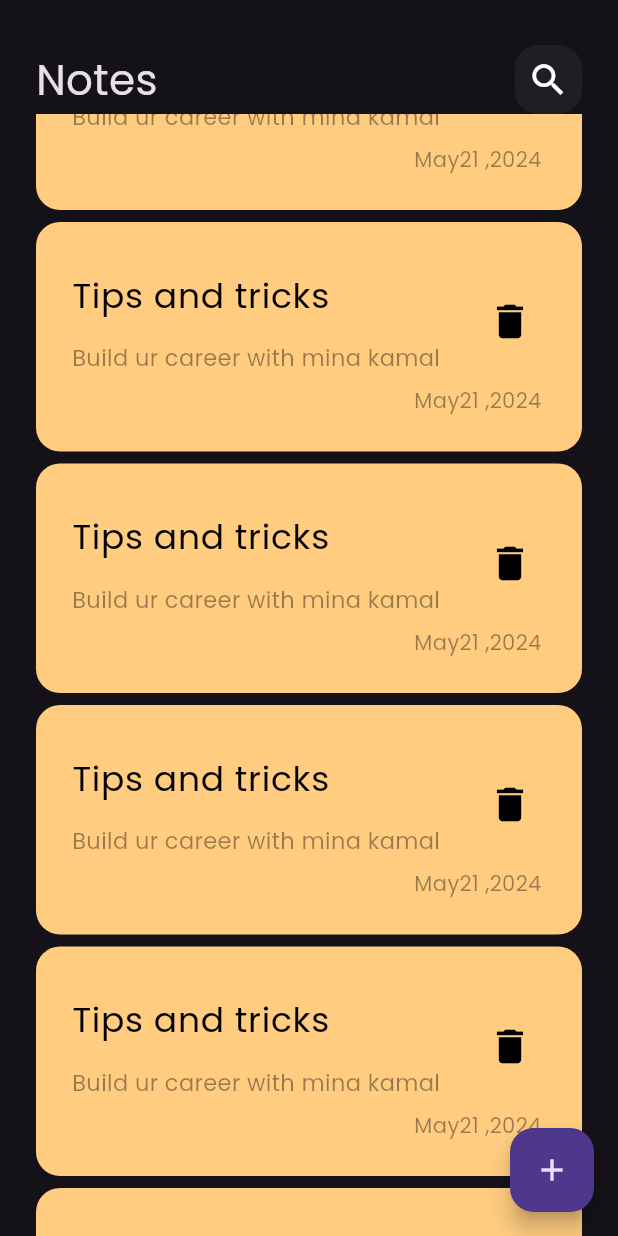
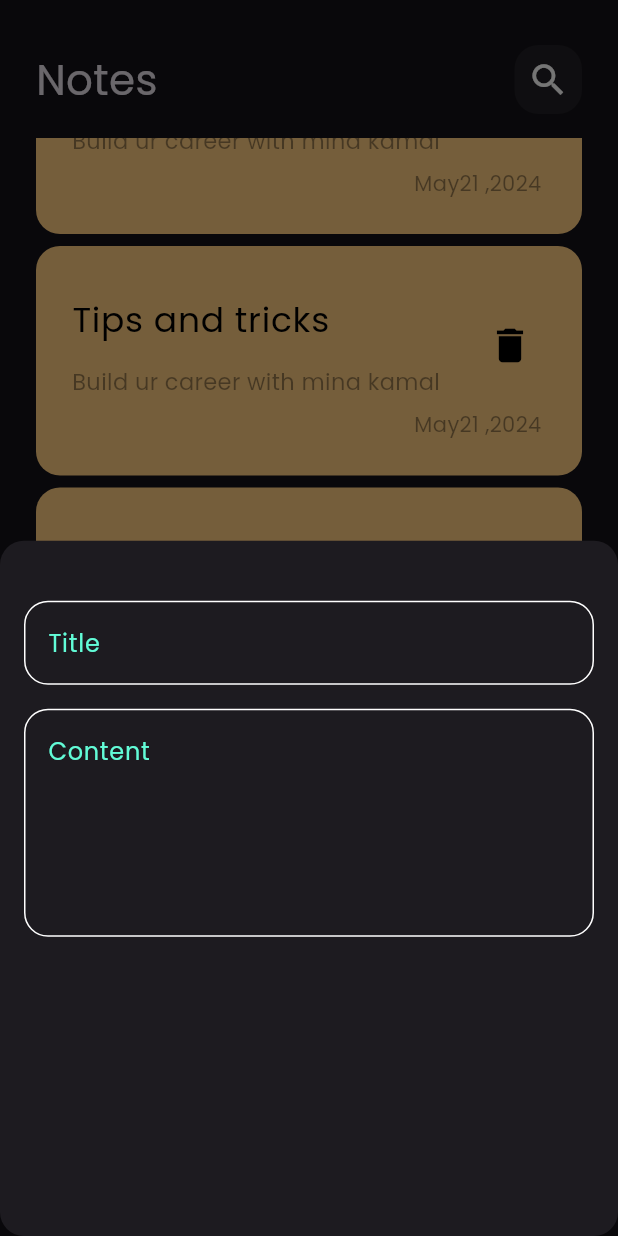
Before and after one commit to minaakamall/Notes_app, a Flutter app: the screen it shows after launch, scrolled down 576 dp, after a tap on the "add" icon, on a phone screen of 412 x 824 dp. Run offline on Flutter 3.47's test engine with Material 3 defaults, Android fonts, the phone set to English and light mode, and no system bars.

Commit message:
Add constatnt

```diff
--- a/lib/views/Notes_view.dart
+++ b/lib/views/Notes_view.dart
@@ -1,4 +1,5 @@
 import 'package:flutter/material.dart';
+import 'package:newapp/widgets/Add_note_bottom.dart';
 import 'package:newapp/widgets/notes_viewbody.dart';
 
 class Notesview extends StatelessWidget {
@@ -8,7 +9,15 @@ class Notesview extends StatelessWidget {
   Widget build(BuildContext context) {
     return Scaffold(
       floatingActionButton: FloatingActionButton(
-        onPressed: () {},
+        onPressed: () {
+          showModalBottomSheet(
+              shape: RoundedRectangleBorder(
+                  borderRadius: BorderRadius.circular(16)),
+              context: context,
+              builder: (context) {
+                return const Addmodelbottomsheet();
+              });
+        },
         child: const Icon(Icons.add),
       ),
       body: const Notesviewbody(),
--- /dev/null
+++ b/lib/widgets/Add_note_bottom.dart
@@ -0,0 +1,30 @@
+import 'package:flutter/material.dart';
+import 'package:newapp/widgets/Custome_textfield.dart';
+
+class Addmodelbottomsheet extends StatelessWidget {
+  const Addmodelbottomsheet({super.key});
+
+  @override
+  Widget build(BuildContext context) {
+    return const Padding(
+      padding: EdgeInsets.symmetric(horizontal: 16),
+      child: Column(
+        children: [
+          SizedBox(
+            height: 40,
+          ),
+          Custometextfield(
+            hint: 'Title',
+          ),
+          SizedBox(
+            height: 16,
+          ),
+          Custometextfield(
+            hint: 'Content',
+            maxlines: 5,
+          ),
+        ],
+      ),
+    );
+  }
+}
--- /dev/null
+++ b/lib/widgets/Constant.dart
@@ -0,0 +1,3 @@
+import 'package:flutter/material.dart';
+
+const Kprimarycolor = Color(0xff62FCD7);
--- /dev/null
+++ b/lib/widgets/Custome_textfield.dart
@@ -0,0 +1,33 @@
+import 'package:flutter/material.dart';
+import 'package:newapp/widgets/Constant.dart';
+
+class Custometextfield extends StatelessWidget {
+  const Custometextfield({super.key, required this.hint, this.maxlines = 1});
+
+  final String hint;
+  final int maxlines;
+
+  @override
+  Widget build(BuildContext context) {
+    return TextField(
+      cursorColor: Kprimarycolor,
+      maxLines: maxlines,
+      decoration: InputDecoration(
+        hintText: hint,
+        hintStyle: const TextStyle(color: Kprimarycolor),
+        border: buildborder(),
+        enabledBorder: buildborder(),
+        focusedBorder: buildborder(Kprimarycolor),
+      ),
+    );
+  }
+
+  OutlineInputBorder buildborder([Color color = Colors.white]) {
+    return OutlineInputBorder(
+      borderRadius: BorderRadius.circular(16),
+      borderSide: BorderSide(
+        color: color,
+      ),
+    );
+  }
+}
--- a/lib/widgets/Notes_listview.dart
+++ b/lib/widgets/Notes_listview.dart
@@ -6,11 +6,16 @@ class Notelistview extends StatelessWidget {
 
   @override
   Widget build(BuildContext context) {
-    return ListView.builder(itemBuilder: (context, index) {
-      return const Padding(
-        padding: EdgeInsets.symmetric(vertical: 4),
-        child: Item(),
-      );
-    });
+    return Padding(
+      padding: const EdgeInsets.symmetric(vertical: 16),
+      child: ListView.builder(
+          padding: EdgeInsets.zero,
+          itemBuilder: (context, index) {
+            return const Padding(
+              padding: EdgeInsets.symmetric(vertical: 4),
+              child: Item(),
+            );
+          }),
+    );
   }
 }
```
